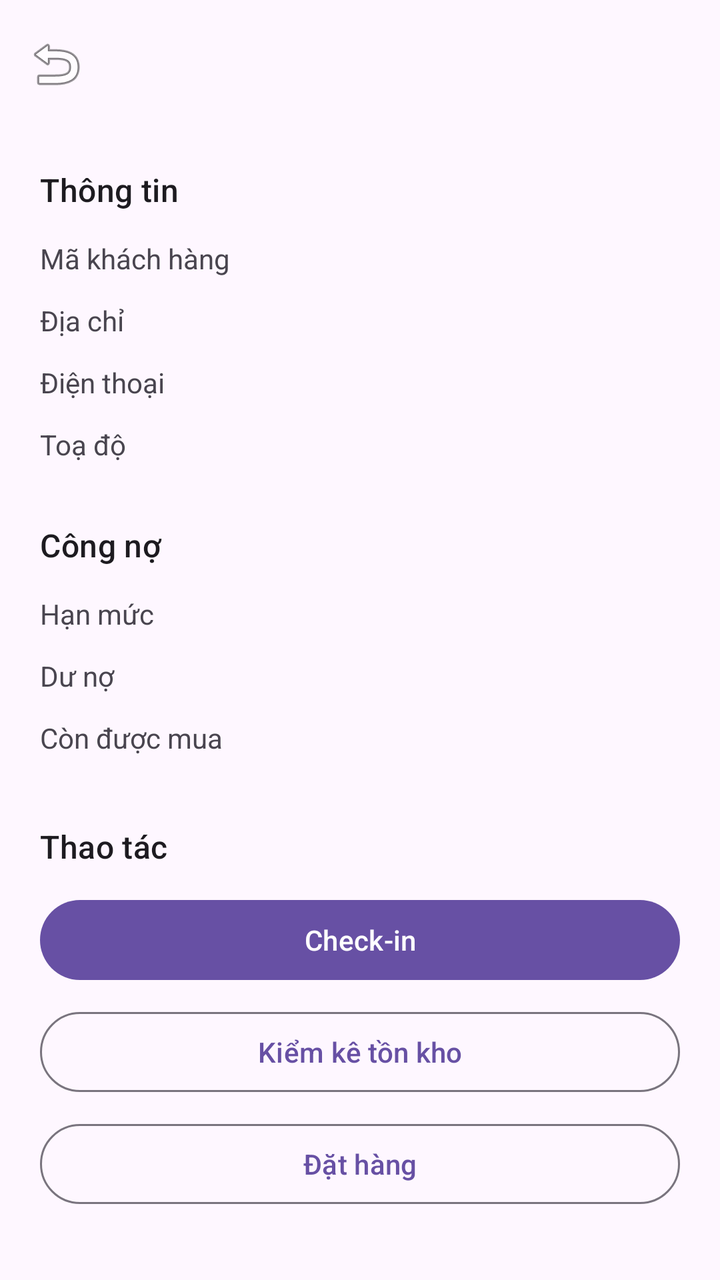
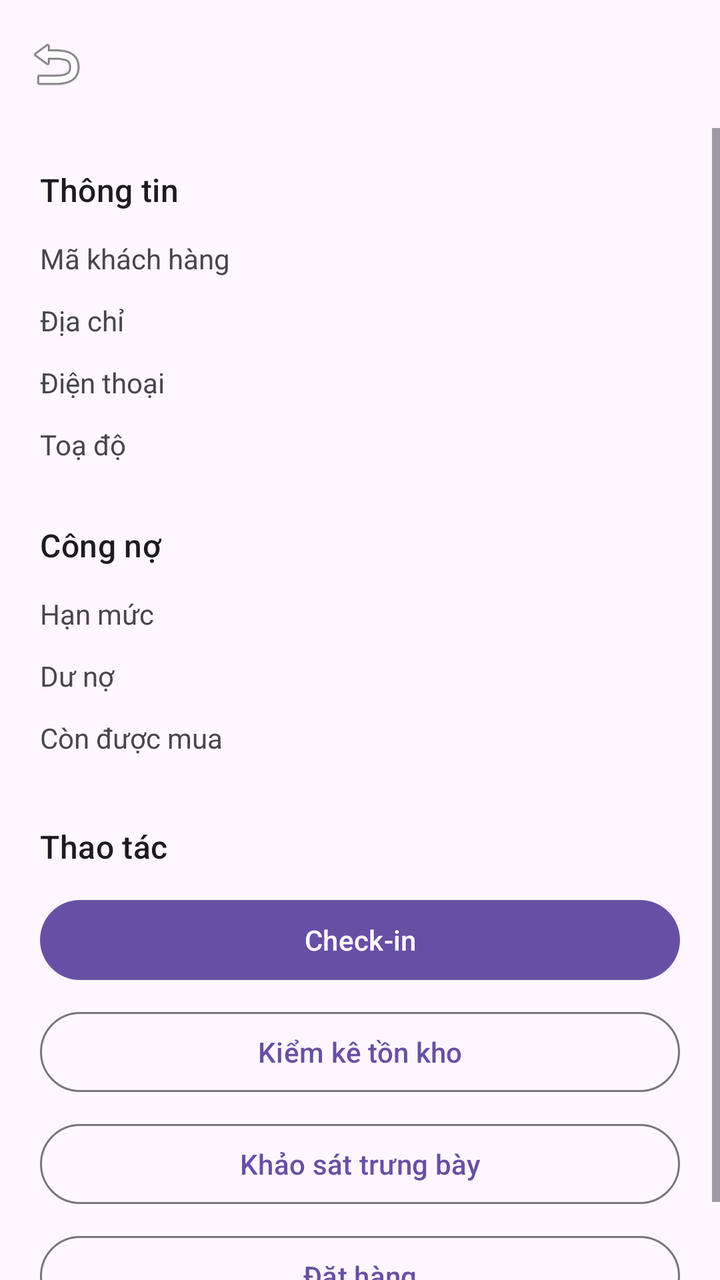

Screens rendered from an Android XML layout before and after an edit, with the pre-edit source and the edit as a unified diff.
<!-- AndroidManifest.xml: application theme Theme.ESalesSFA -->
<!-- res/layout/fragment_customer_detail.xml -->
<?xml version="1.0" encoding="utf-8"?>
<LinearLayout xmlns:android="http://schemas.android.com/apk/res/android"
    xmlns:app="http://schemas.android.com/apk/res-auto"
    android:layout_width="match_parent"
    android:layout_height="match_parent"
    android:orientation="vertical">

    <com.google.android.material.appbar.MaterialToolbar
        android:id="@+id/toolbar"
        android:layout_width="match_parent"
        android:layout_height="?attr/actionBarSize"
        app:navigationIcon="@android:drawable/ic_menu_revert" />

    <ScrollView
        android:layout_width="match_parent"
        android:layout_height="0dp"
        android:layout_weight="1">

        <LinearLayout
            android:layout_width="match_parent"
            android:layout_height="wrap_content"
            android:orientation="vertical"
            android:padding="20dp">

            <TextView
                android:layout_width="wrap_content"
                android:layout_height="wrap_content"
                android:text="@string/customer_info"
                android:textAppearance="?attr/textAppearanceTitleMedium" />

            <TableLayout
                android:layout_width="match_parent"
                android:layout_height="wrap_content"
                android:layout_marginTop="8dp"
                android:stretchColumns="1">

                <TableRow>
                    <TextView android:text="@string/customer_code" android:paddingVertical="6dp" />
                    <TextView android:id="@+id/code" android:gravity="end" />
                </TableRow>
                <TableRow>
                    <TextView android:text="@string/customer_address" android:paddingVertical="6dp" />
                    <TextView android:id="@+id/address" android:gravity="end" />
                </TableRow>
                <TableRow>
                    <TextView android:text="@string/customer_phone" android:paddingVertical="6dp" />
                    <TextView android:id="@+id/phone" android:gravity="end" />
                </TableRow>
                <TableRow>
                    <TextView android:text="@string/customer_location" android:paddingVertical="6dp" />
                    <TextView android:id="@+id/location" android:gravity="end" />
                </TableRow>
            </TableLayout>

            <TextView
                android:layout_width="wrap_content"
                android:layout_height="wrap_content"
                android:layout_marginTop="24dp"
                android:text="@string/customer_credit"
                android:textAppearance="?attr/textAppearanceTitleMedium" />

            <TableLayout
                android:layout_width="match_parent"
                android:layout_height="wrap_content"
                android:layout_marginTop="8dp"
                android:stretchColumns="1">

                <TableRow>
                    <TextView android:text="@string/customer_credit_limit" android:paddingVertical="6dp" />
                    <TextView android:id="@+id/creditLimit" android:gravity="end" />
                </TableRow>
                <TableRow>
                    <TextView android:text="@string/customer_debt" android:paddingVertical="6dp" />
                    <TextView android:id="@+id/debtAmount" android:gravity="end" />
                </TableRow>
                <TableRow>
                    <TextView android:text="@string/customer_available" android:paddingVertical="6dp" />
                    <TextView
                        android:id="@+id/availableCredit"
                        android:gravity="end"
                        android:textStyle="bold" />
                </TableRow>
            </TableLayout>

            <TextView
                android:layout_width="wrap_content"
                android:layout_height="wrap_content"
                android:layout_marginTop="28dp"
                android:text="@string/customer_actions"
                android:textAppearance="?attr/textAppearanceTitleMedium" />

            <com.google.android.material.button.MaterialButton
                android:id="@+id/checkInButton"
                android:layout_width="match_parent"
                android:layout_height="wrap_content"
                android:layout_marginTop="12dp"
                android:text="@string/action_check_in" />

            <com.google.android.material.button.MaterialButton
                android:id="@+id/stockButton"
                style="@style/Widget.Material3.Button.OutlinedButton"
                android:layout_width="match_parent"
                android:layout_height="wrap_content"
                android:layout_marginTop="8dp"
                android:text="@string/action_stock_count" />

            <com.google.android.material.button.MaterialButton
                android:id="@+id/orderButton"
                style="@style/Widget.Material3.Button.OutlinedButton"
                android:layout_width="match_parent"
                android:layout_height="wrap_content"
                android:layout_marginTop="8dp"
                android:text="@string/action_take_order" />
        </LinearLayout>
    </ScrollView>
</LinearLayout>
<!-- resources referenced by this layout -->
<resources>
  <string name="action_check_in">Check-in</string>
  <string name="action_stock_count">Kiểm kê tồn kho</string>
  <string name="action_take_order">Đặt hàng</string>
  <string name="customer_actions">Thao tác</string>
  <string name="customer_address">Địa chỉ</string>
  <string name="customer_available">Còn được mua</string>
  <string name="customer_code">Mã khách hàng</string>
  <string name="customer_credit">Công nợ</string>
  <string name="customer_credit_limit">Hạn mức</string>
  <string name="customer_debt">Dư nợ</string>
  <string name="customer_info">Thông tin</string>
  <string name="customer_location">Toạ độ</string>
  <string name="customer_phone">Điện thoại</string>
  <style name="Theme.ESalesSFA" parent="Base.Theme.ESalesSFA" />
  <style name="Base.Theme.ESalesSFA" parent="Theme.Material3.DayNight.NoActionBar">
          
          
      </style>
</resources>

<!-- the commit's change to res/layout/fragment_customer_detail.xml (unified diff, before → after) -->
@@ -105,6 +105,14 @@
                 android:text="@string/action_stock_count" />
 
             <com.google.android.material.button.MaterialButton
+                android:id="@+id/surveyButton"
+                style="@style/Widget.Material3.Button.OutlinedButton"
+                android:layout_width="match_parent"
+                android:layout_height="wrap_content"
+                android:layout_marginTop="8dp"
+                android:text="@string/action_survey" />
+
+            <com.google.android.material.button.MaterialButton
                 android:id="@+id/orderButton"
                 style="@style/Widget.Material3.Button.OutlinedButton"
                 android:layout_width="match_parent"
<!-- resource entries referenced after the edit -->
@@ -2,6 +2,7 @@
 <resources>
   <string name="action_check_in">Check-in</string>
   <string name="action_stock_count">Kiểm kê tồn kho</string>
+  <string name="action_survey">Khảo sát trưng bày</string>
   <string name="action_take_order">Đặt hàng</string>
   <string name="customer_actions">Thao tác</string>
   <string name="customer_address">Địa chỉ</string>
